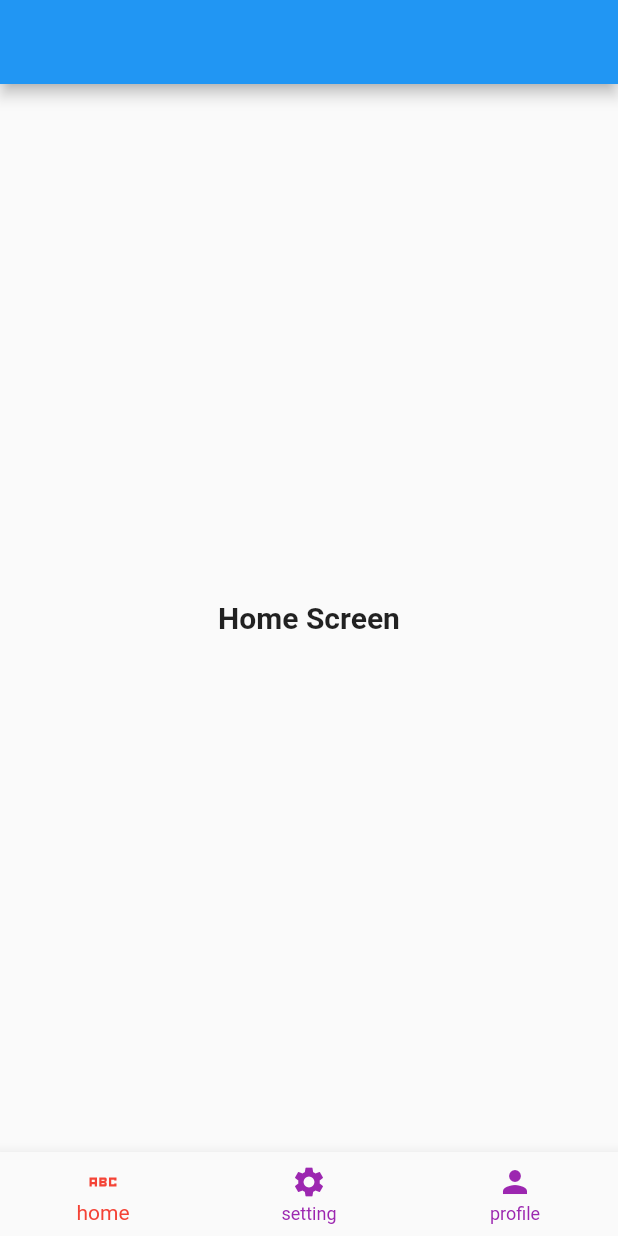
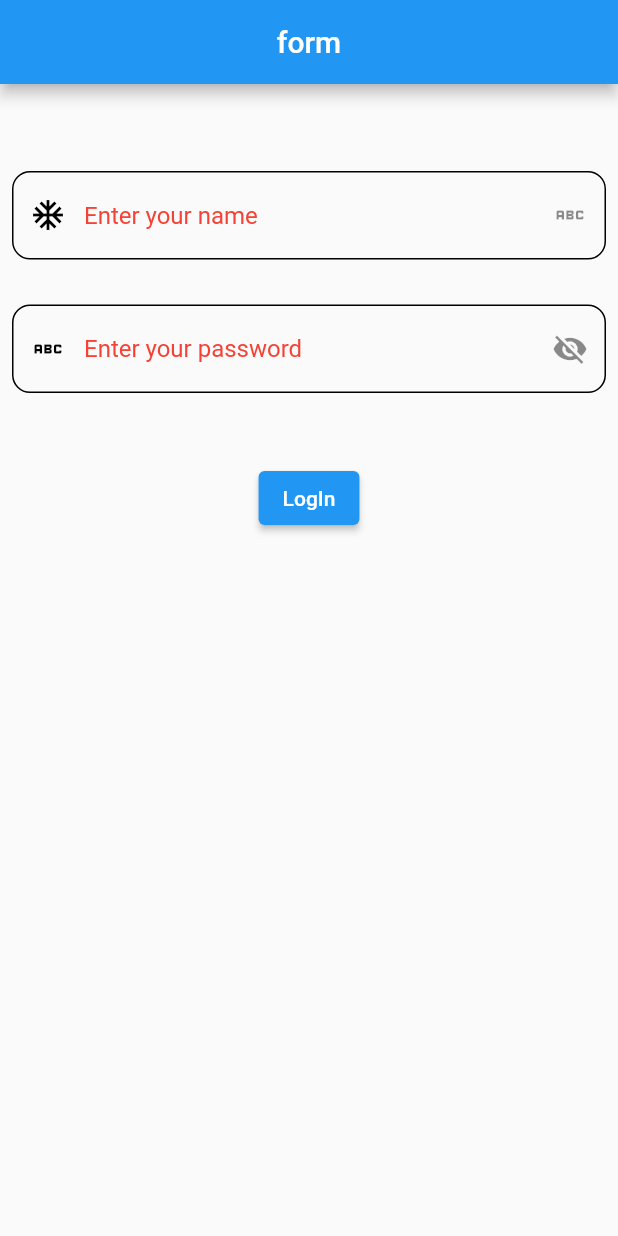
Before and after one commit to infoenum-testing/flutter_session, a Flutter app: the screen it shows after launch, on a phone screen of 412 x 824 dp. Run offline on Flutter 3.47's test engine with Material 2 defaults, Android fonts, the phone set to English and light mode, and no system bars.

Commit message:
learning form validation

```diff
--- a/lib/main.dart
+++ b/lib/main.dart
@@ -5,6 +5,7 @@ import 'package:flutter_application_demo/screens/assets_image_screen.dart';
 import 'package:flutter_application_demo/screens/bottom_navigation_bar.dart';
 import 'package:flutter_application_demo/screens/button_screen.dart';
 import 'package:flutter_application_demo/screens/flexible_and_expanded.dart';
+import 'package:flutter_application_demo/screens/form_validation.dart';
 import 'package:flutter_application_demo/screens/home_screen.dart';
 import 'package:flutter_application_demo/screens/stack_screen.dart';
 
@@ -20,7 +21,7 @@ class MyApp extends StatelessWidget {
     return MaterialApp(
       title: "prakhar",
       debugShowCheckedModeBanner: false,
-      home: BottomNavigationbar(),
+      home: FormValidationScreen(),
     );
   }
 }
--- /dev/null
+++ b/lib/screens/form_validation.dart
@@ -0,0 +1,120 @@
+import 'package:flutter/material.dart';
+import 'package:flutter_application_demo/screens/home_screen.dart';
+
+class FormValidationScreen extends StatefulWidget {
+  FormValidationScreen({super.key});
+
+  @override
+  State<FormValidationScreen> createState() => _FormValidationScreenState();
+}
+
+class _FormValidationScreenState extends State<FormValidationScreen> {
+  final _myformkey = GlobalKey<FormState>();
+  TextEditingController nameController = TextEditingController();
+  TextEditingController passwordController = TextEditingController();
+
+  bool visible = true;
+  String? error;
+  @override
+  Widget build(BuildContext context) {
+    return Scaffold(
+      appBar: AppBar(
+        centerTitle: true,
+        title: Text("form"),
+      ),
+      body: Form(
+        key: _myformkey,
+        child: Padding(
+          padding: const EdgeInsets.all(8.0),
+          child: Column(children: [
+            SizedBox(
+              height: 50,
+            ),
+            TextFormField(
+              controller: nameController,
+              validator: (value) {
+                if (value!.isEmpty) {
+                  return "please enter your name";
+                } else if (value.length < 12) {
+                  return "please enter max 12 charactor";
+                } else {
+                  return null;
+                }
+              },
+              decoration: InputDecoration(
+                  prefixIcon: Icon(
+                    Icons.ac_unit,
+                    color: Colors.black,
+                  ),
+                  suffixIcon: Icon(Icons.abc_outlined),
+                  hintText: "Enter your name",
+                  hintStyle: TextStyle(color: Colors.red),
+                  // disabledBorder:
+                  //     OutlineInputBorder(borderRadius: BorderRadius.circular(12)),
+                  enabledBorder: OutlineInputBorder(
+                      borderRadius: BorderRadius.circular(12)),
+                  border: OutlineInputBorder(
+                      borderRadius: BorderRadius.circular(12))),
+            ),
+            SizedBox(
+              height: 30,
+            ),
+            TextFormField(
+              controller: passwordController,
+              obscureText: visible,
+              validator: (value) {
+                if (value!.isEmpty) {
+                  return "please enter password";
+                } else if (value.length < 12) {
+                  return "please enter max 12 charactor";
+                }
+                return null;
+              },
+              decoration: InputDecoration(
+                  hintMaxLines: 1,
+                  errorMaxLines: 2,
+                  prefixIcon: Icon(
+                    Icons.abc,
+                    color: Colors.black,
+                  ),
+                  suffixIcon: IconButton(
+                    icon: visible
+                        ? Icon(Icons.visibility_off)
+                        : Icon(Icons.visibility),
+                    onPressed: () {
+                      setState(() {
+                        visible = !visible;
+                      });
+                    },
+                  ),
+                  hintText: "Enter your password",
+                  hintStyle: TextStyle(color: Colors.red),
+                  // disabledBorder:
+                  //     OutlineInputBorder(borderRadius: BorderRadius.circular(12)),
+                  enabledBorder: OutlineInputBorder(
+                      borderRadius: BorderRadius.circular(12)),
+                  border: OutlineInputBorder(
+                      borderRadius: BorderRadius.circular(12))),
+            ),
+            Text(error ?? ""),
+            SizedBox(
+              height: 30,
+            ),
+            ElevatedButton(
+                onPressed: () {
+                  if (_myformkey.currentState!.validate()) {
+                    Navigator.push(context,
+                        MaterialPageRoute(builder: (context) => HomeScreen()));
+                  }
+
+                  // if (passwordController.text.isEmpty) {
+                  //   error = "please enter your name";
+                  // }
+                },
+                child: Text("LogIn"))
+          ]),
+        ),
+      ),
+    );
+  }
+}
```
